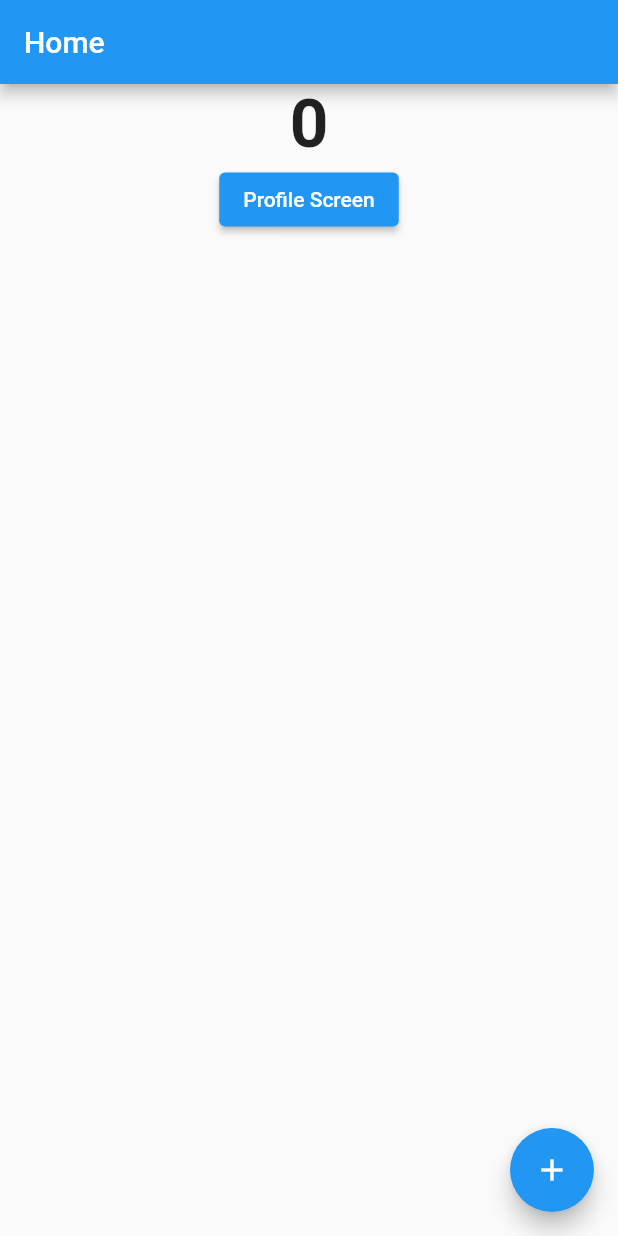
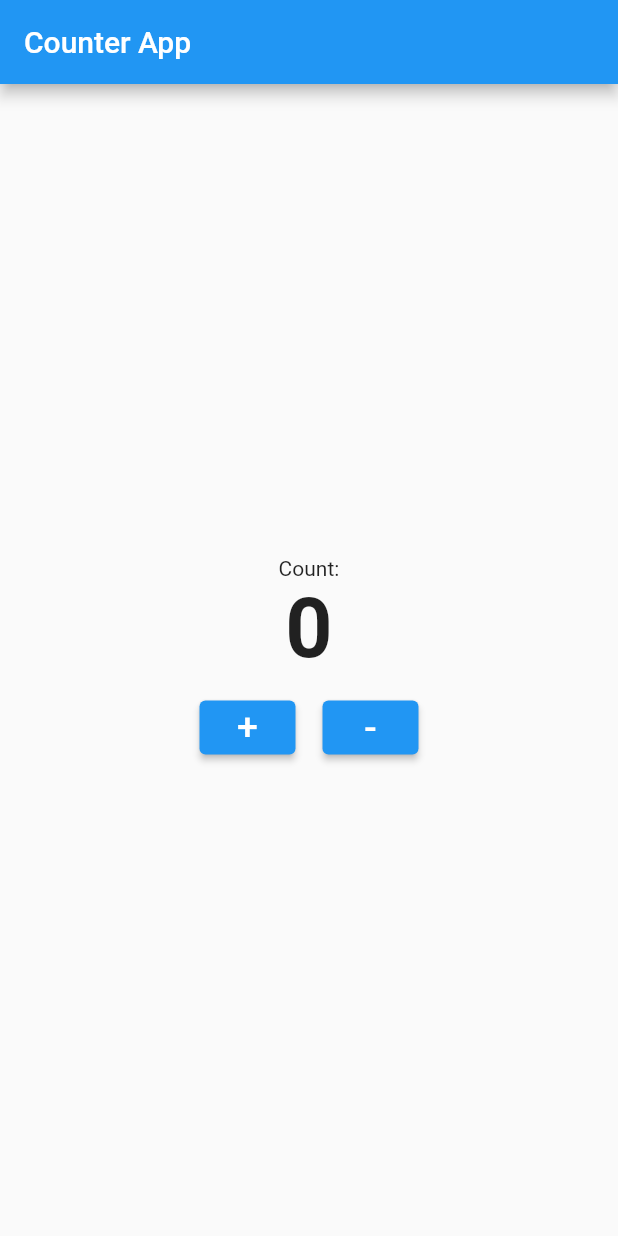
Before and after one commit to flucloxin500/module_seven, a Flutter app: the screen it shows after launch, on a phone screen of 412 x 824 dp. Run offline on Flutter 3.47's test engine with Material 2 defaults, Android fonts, the phone set to English and light mode, and no system bars.

Commit message:
Counter App

```diff
--- a/lib/main.dart
+++ b/lib/main.dart
@@ -14,52 +14,6 @@ class MyApp extends StatelessWidget {
     );
   }
 }
-
-// Immutable/ Statefull widget
-
-/*class HomeScreen extends StatelessWidget{
-  HomeScreen ({super.key});
-
-  int counter = 0 ;
-
-  @override
-  Widget build(BuildContext context) {
-    return Scaffold(
-      appBar: AppBar(
-        title: Text('Home'),
-      ),
-      body: Center(
-        child: Text(counter.toString(),style: Theme.of(context).textTheme.displayLarge,),
-      ),
-      floatingActionButton: FloatingActionButton(
-        onPressed: (){
-          counter = counter + 1 ;
-          print(counter);
-        },
-        child: Icon(Icons.add),
-      ),
-    ) ;
-  }
-
-}*/
-/*
-
-// Immutable widget
-
-class HomeScreen extends StatelessWidget{
-  const HomeScreen ({super.key});
-
-  static const String name = 'Rafat' ;
-
-  @override
-  Widget build(BuildContext context) {
-    return Scaffold() ;
-  }
-
-}
-
- */
-// Mutable?stateful
 class CounterScreen extends StatefulWidget {
   @override
   State<StatefulWidget> createState() {
@@ -74,21 +28,79 @@ class CounterState extends State<CounterScreen> {
   Widget build(BuildContext context) {
     return Scaffold(
       appBar: AppBar(
-        title: Text('Home'),
+        title: Text('Counter App'),
       ),
       body: Center(
           child: Column(
+            mainAxisAlignment: MainAxisAlignment.center,
             children: [
-            Text(counter.toString(),
+              Text('Count:'),
+              Padding(
+                padding: const EdgeInsets.only(bottom: 10),
+                child: Text(counter.toString(),
                     style: TextStyle(
-                  fontSize: 45,
+                      fontSize: 55,
                       fontWeight: FontWeight.bold,
                     ),
                 ),
-            ElevatedButton(onPressed: (){}, child: Text('Profile Screen'))
+              ),
+              Row(
+                mainAxisAlignment: MainAxisAlignment.center,
+                children: [
+                  ElevatedButton(onPressed: (){
+                    setState(() {
+                      if ( counter < 5)
+                        {
+                          counter = counter + 1;
+                        }
+                      else
+                        {
+                          showDialog(context: context, builder: (context){
+                            return AlertDialog(
+                              title: Text('Button Pressed ${counter} times',
+                              style: TextStyle(
+                                fontWeight: FontWeight.normal
+                              ),),
+                              actions: [
+                                TextButton(onPressed: (){},
+                                    child: Text('Close'),),
+                              ],
+                            );
+                          }
+                          );
+                        }
+
+                    });
+                  },
+                      child: Text('+',
+                      style: TextStyle(
+                        fontSize: 25
+                      ),),),
+
+                  Padding(
+                    padding: const EdgeInsets.only(left: 18),
+                    child: ElevatedButton(onPressed: (){
+
+                      setState(() {
+                        if ( counter > 0)
+                          {
+                            counter = counter - 1;
+                          }
+
+                      });
+                    },
+                      child: Text('-',
+                      style: TextStyle(
+                        fontSize: 25
+                      ),),),
+                  ),
+                ],
+              )
             ],
           ),
+
       ),
+      /*
       floatingActionButton: FloatingActionButton(
         onPressed: () {
           // if ( counter < 10)
@@ -104,6 +116,7 @@ class CounterState extends State<CounterScreen> {
         },
         child: Icon(Icons.add),
       ),
+      */
     );
   }
 }
```
Lines whose indentation alone changed are shown as unchanged.
